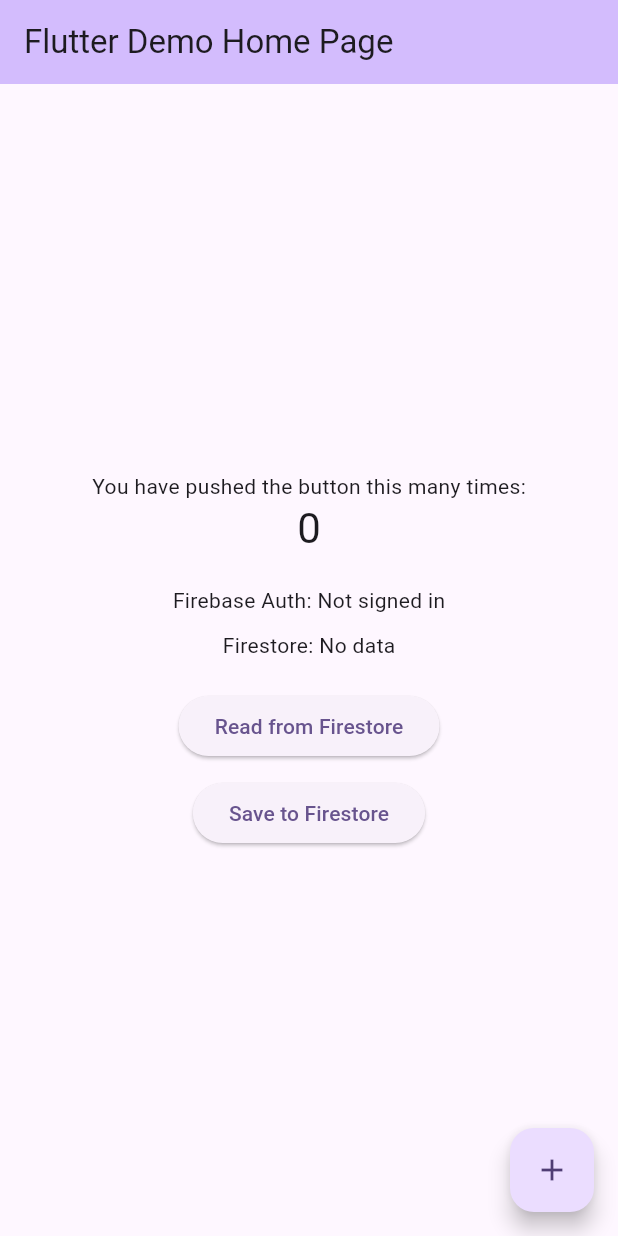
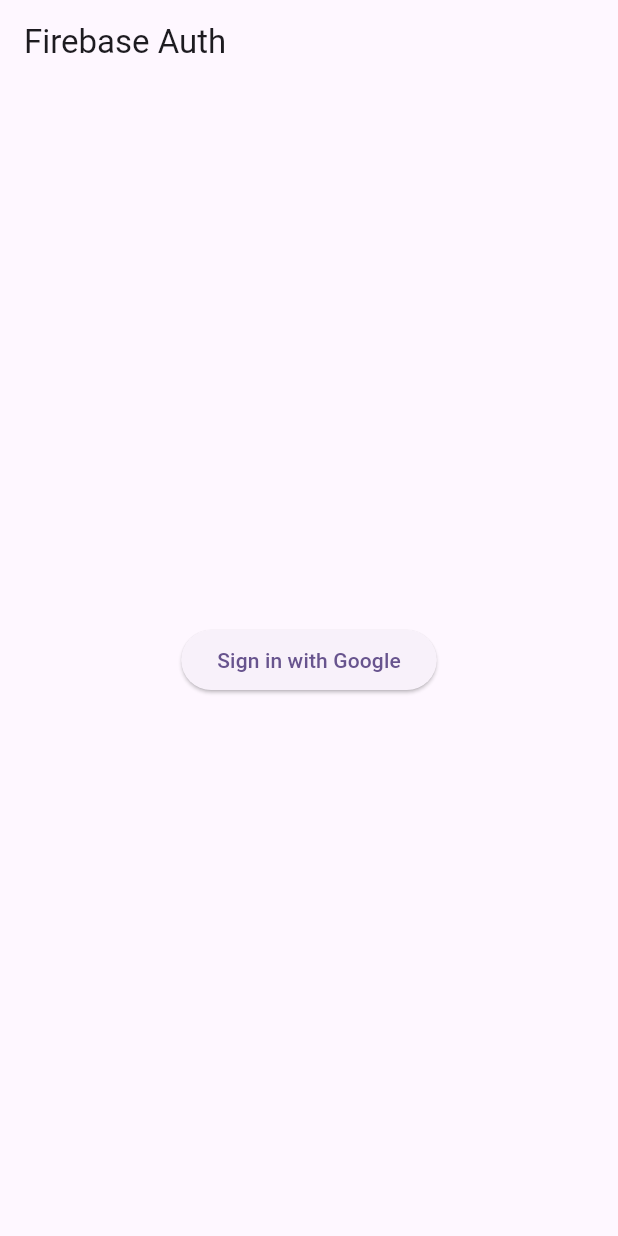
Before and after one commit to zenmastermx/brownbook, a Flutter app: the screen it shows after launch, on a phone screen of 412 x 824 dp. Run offline on Flutter 3.47's test engine with Material 3 defaults, Android fonts, the phone set to English and light mode, and no system bars; our stand-ins replace firebase_auth, firebase_core, google_sign_in; accounts and stored records are empty.

Commit message:
Integrate Google Sign-In functionality and update dependencies. Added Google Sign-In support in main.dart, refactored authentication logic, and updated pubspec.yaml and pubspec.lock for new packages. Updated Flutter SDK version in pubspec.lock.

```diff
--- a/lib/main.dart
+++ b/lib/main.dart
@@ -1,7 +1,7 @@
+import 'package:firebase_auth/firebase_auth.dart';
 import 'package:flutter/material.dart';
 import 'package:firebase_core/firebase_core.dart';
-import 'package:firebase_auth/firebase_auth.dart';
-import 'package:cloud_firestore/cloud_firestore.dart';
+import 'package:google_sign_in/google_sign_in.dart';
 import 'firebase_options.dart';
 
 void main() async {
@@ -15,162 +15,104 @@
 class MyApp extends StatelessWidget {
   const MyApp({super.key});
 
-  // This widget is the root of your application.
   @override
   Widget build(BuildContext context) {
     return MaterialApp(
       title: 'Flutter Demo',
       theme: ThemeData(
-        // This is the theme of your application.
-        //
-        // TRY THIS: Try running your application with "flutter run". You'll see
-        // the application has a purple toolbar. Then, without quitting the app,
-        // try changing the seedColor in the colorScheme below to Colors.green
-        // and then invoke "hot reload" (save your changes or press the "hot
-        // reload" button in a Flutter-supported IDE, or press "r" if you used
-        // the command line to start the app).
-        //
-        // Notice that the counter didn't reset back to zero; the application
-        // state is not lost during the reload. To reset the state, use hot
-        // restart instead.
-        //
-        // This works for code too, not just values: Most code changes can be
-        // tested with just a hot reload.
         colorScheme: ColorScheme.fromSeed(seedColor: Colors.deepPurple),
       ),
-      home: const MyHomePage(title: 'Flutter Demo Home Page'),
+      home: const HomePage(),
     );
   }
 }
 
-class MyHomePage extends StatefulWidget {
-  const MyHomePage({super.key, required this.title});
-
-  // This widget is the home page of your application. It is stateful, meaning
-  // that it has a State object (defined below) that contains fields that affect
-  // how it looks.
-
-  // This class is the configuration for the state. It holds the values (in this
-  // case the title) provided by the parent (in this case the App widget) and
-  // used by the build method of the State. Fields in a Widget subclass are
-  // always marked "final".
-
-  final String title;
+class HomePage extends StatefulWidget {
+  const HomePage({super.key});
 
   @override
-  State<MyHomePage> createState() => _MyHomePageState();
+  State<HomePage> createState() => _HomePageState();
 }
 
-class _MyHomePageState extends State<MyHomePage> {
-  int _counter = 0;
-  final FirebaseAuth _auth = FirebaseAuth.instance;
-  final FirebaseFirestore _firestore = FirebaseFirestore.instance;
-
-  String _userEmail = 'Not signed in';
-  String _firestoreData = 'No data';
-
-  void _incrementCounter() {
-    setState(() {
-      // This call to setState tells the Flutter framework that something has
-      // changed in this State, which causes it to rerun the build method below
-      // so that the display can reflect the updated values. If we changed
-      // _counter without calling setState(), then the build method would not be
-      // called again, and so nothing would appear to happen.
-      _counter++;
-    });
-  }
-
-  Future<void> _checkAuthStatus() async {
-    User? user = _auth.currentUser;
-    setState(() {
-      _userEmail = user?.email ?? 'Not signed in';
-    });
-  }
-
-  Future<void> _readFirestoreData() async {
-    try {
-      DocumentSnapshot doc = await _firestore.collection('test').doc('counter').get();
-      setState(() {
-        _firestoreData = 'Counter from Firestore: ${doc.data() ?? 'No data'}';
-      });
-    } catch (e) {
-      setState(() {
-        _firestoreData = 'Error reading Firestore: $e';
-      });
-    }
-  }
-
-  Future<void> _writeFirestoreData() async {
-    try {
-      await _firestore.collection('test').doc('counter').set({
-        'value': _counter,
-        'timestamp': FieldValue.serverTimestamp(),
-      });
-      _readFirestoreData(); // Refresh the data
-    } catch (e) {
-      setState(() {
-        _firestoreData = 'Error writing to Firestore: $e';
-      });
-    }
-  }
-
-  @override
-  void initState() {
-    super.initState();
-    _checkAuthStatus();
-  }
+class _HomePageState extends State<HomePage> {
+  final AuthService _authService = AuthService();
 
   @override
   Widget build(BuildContext context) {
-    // This method is rerun every time setState is called, for instance as done
-    // by the _incrementCounter method above.
-    //
-    // The Flutter framework has been optimized to make rerunning build methods
-    // fast, so that you can just rebuild anything that needs updating rather
-    // than having to individually change instances of widgets.
     return Scaffold(
       appBar: AppBar(
-        // TRY THIS: Try changing the color here to a specific color (to
-        // Colors.amber, perhaps?) and trigger a hot reload to see the AppBar
-        // change color while the other colors stay the same.
-        backgroundColor: Theme.of(context).colorScheme.inversePrimary,
-        // Here we take the value from the MyHomePage object that was created by
-        // the App.build method, and use it to set our appbar title.
-        title: Text(widget.title),
+        title: const Text('Firebase Auth'),
       ),
       body: Center(
-        // Center is a layout widget. It takes a single child and positions it
-        // in the middle of the parent.
-        child: Column(
-          mainAxisAlignment: MainAxisAlignment.center,
-          children: <Widget>[
-            const Text('You have pushed the button this many times:'),
-            Text(
-              '$_counter',
-              style: Theme.of(context).textTheme.headlineMedium,
-            ),
-            const SizedBox(height: 20),
-            Text('Firebase Auth: $_userEmail'),
-            const SizedBox(height: 10),
-            Text('Firestore: $_firestoreData'),
-            const SizedBox(height: 20),
-            ElevatedButton(
-              onPressed: _readFirestoreData,
-              child: const Text('Read from Firestore'),
-            ),
-            const SizedBox(height: 10),
-            ElevatedButton(
-              onPressed: _writeFirestoreData,
-              child: const Text('Save to Firestore'),
-            ),
-          ],
+        child: StreamBuilder<User?>(
+          stream: FirebaseAuth.instance.authStateChanges(),
+          builder: (context, snapshot) {
+            if (snapshot.connectionState == ConnectionState.waiting) {
+              return const CircularProgressIndicator();
+            } else if (snapshot.hasData) {
+              return Column(
+                mainAxisAlignment: MainAxisAlignment.center,
+                children: [
+                  Text('Signed in as ${snapshot.data!.displayName}'),
+                  const SizedBox(height: 20),
+                  ElevatedButton(
+                    onPressed: () async {
+                      await _authService.signOutGoogle();
+                      setState(() {});
+                    },
+                    child: const Text('Sign out'),
+                  ),
+                ],
+              );
+            } else {
+              return ElevatedButton(
+                onPressed: () async {
+                  User? user = await _authService.signInWithGoogle();
+                  if (user != null) {
+                    setState(() {});
+                  }
+                },
+                child: const Text('Sign in with Google'),
+              );
+            }
+          },
         ),
       ),
-      floatingActionButton: FloatingActionButton(
-        onPressed: _incrementCounter,
-        tooltip: 'Increment',
-        child: const Icon(Icons.add),
-      ), // This trailing comma makes auto-formatting nicer for build methods.
     );
   }
 }
+
+class AuthService {
+  final FirebaseAuth _auth = FirebaseAuth.instance;
+  final GoogleSignIn _googleSignIn = GoogleSignIn();
+
+  Future<User?> signInWithGoogle() async {
+    try {
+      final GoogleSignInAccount? googleUser = await _googleSignIn.signIn();
+
+      final GoogleSignInAuthentication? googleAuth =
+          await googleUser?.authentication;
+
+      if (googleAuth?.accessToken != null && googleAuth?.idToken != null) {
+        final credential = GoogleAuthProvider.credential(
+          accessToken: googleAuth?.accessToken,
+          idToken: googleAuth?.idToken,
+        );
+
+        UserCredential userCredential =
+            await _auth.signInWithCredential(credential);
+        return userCredential.user;
+      }
+    } on FirebaseAuthException catch (e) {
+      print("Firebase Auth Exception: ${e.message}");
+    } catch (e) {
+      print("General Exception during Google Sign-In: $e");
+    }
+    return null;
+  }
+
+  Future<void> signOutGoogle() async {
+    await _googleSignIn.signOut();
+    await _auth.signOut();
+  }
+}
--- a/pubspec.yaml
+++ b/pubspec.yaml
@@ -39,6 +39,7 @@
   firebase_core: ^3.6.0
   firebase_auth: ^5.3.1
   cloud_firestore: ^5.5.0
+  google_sign_in: ^6.0.0
 
 dev_dependencies:
   flutter_test:
```
Also changed, not shown: pubspec.lock, 1 other file.
